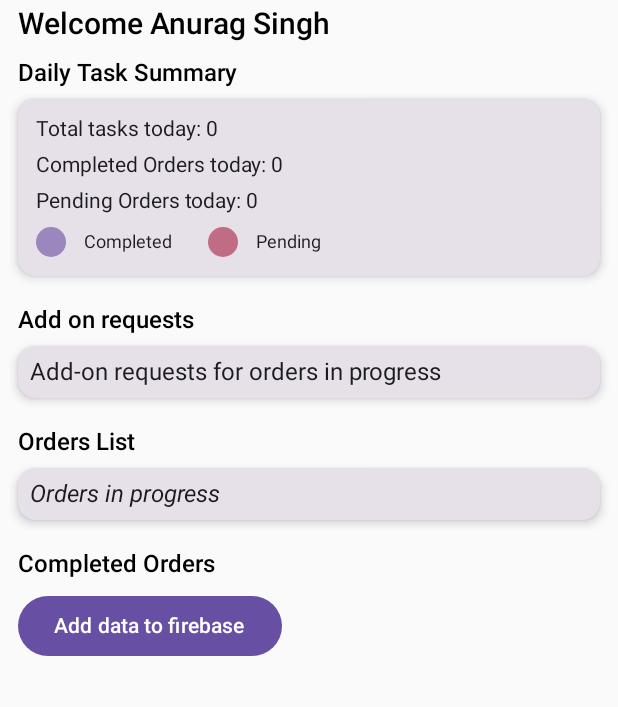
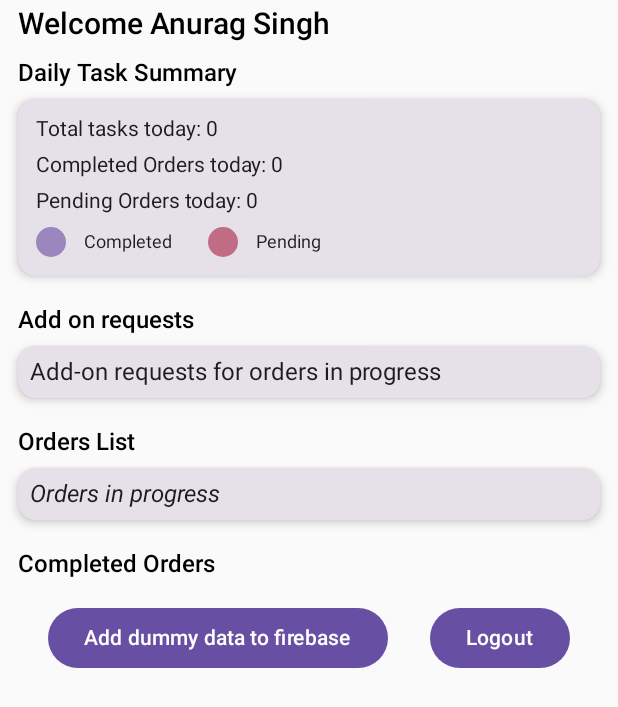
Before and after one commit to and-anurag/Cook_Application_Order_Management, an Android app built with Jetpack Compose: the DashboardScreen screen opened through its navigation route, on a phone screen of 412 x 824 dp. Shown: the top 707 px of the screen. Run offline under Robolectric (Android 15) with nearby library versions, the phone set to English and light mode, and no system bars; our stand-ins replace Firebase (no records; nobody signed in at launch, a user with empty details on screens opened directly).

Commit message:
added logout functionality

```diff
--- a/app/src/main/java/com/abitninja/cookapplication/CookApplication.kt
+++ b/app/src/main/java/com/abitninja/cookapplication/CookApplication.kt
@@ -51,7 +51,8 @@ fun CookApplication() {
         composable("dashboard") {
 
             DashboardScreen(
-                onTaskClicked = {}
+                onTaskClicked = {},
+                navController = navController
             )
 
         }
--- a/app/src/main/java/com/abitninja/cookapplication/ui/screens/dashboard/DashboardScreen.kt
+++ b/app/src/main/java/com/abitninja/cookapplication/ui/screens/dashboard/DashboardScreen.kt
@@ -14,12 +14,10 @@ import androidx.compose.foundation.layout.width
 import androidx.compose.foundation.layout.wrapContentHeight
 import androidx.compose.foundation.lazy.LazyColumn
 import androidx.compose.foundation.lazy.LazyRow
-import androidx.compose.foundation.lazy.items
 import androidx.compose.foundation.shape.RoundedCornerShape
 import androidx.compose.material3.Button
 import androidx.compose.material3.Card
 import androidx.compose.material3.CardDefaults
-import androidx.compose.material3.CircularProgressIndicator
 import androidx.compose.material3.LinearProgressIndicator
 import androidx.compose.material3.Text
 import androidx.compose.runtime.Composable
@@ -36,15 +34,19 @@ import androidx.compose.ui.text.font.FontStyle
 import androidx.compose.ui.text.font.FontWeight
 import androidx.compose.ui.unit.dp
 import androidx.compose.ui.unit.sp
+import androidx.navigation.NavController
 import com.abitninja.cookapplication.data.model.Task
 import com.abitninja.cookapplication.data.repository.TaskRepository
 import com.abitninja.cookapplication.ui.components.TaskItem
+import com.google.firebase.auth.FirebaseAuth
 import kotlinx.coroutines.launch
+
 
 @Composable
 fun DashboardScreen(
     onTaskClicked: (Task) -> Unit,
-    modifier: Modifier = Modifier.statusBarsPadding()
+    modifier: Modifier = Modifier.statusBarsPadding(),
+    navController: NavController
 ) {
 
     val viewModel: DashboardViewModel = remember { DashboardViewModel(TaskRepository()) }
@@ -57,7 +59,9 @@ fun DashboardScreen(
     val scope = rememberCoroutineScope()
 
     Column(
-        modifier = modifier.padding(4.dp)
+        modifier = modifier.padding(4.dp),
+        horizontalAlignment = Alignment.CenterHorizontally,
+        verticalArrangement = Arrangement.Center
     ) {
 
         when {
@@ -137,6 +141,15 @@ fun DashboardScreen(
 
 
                     item {
+
+                        Row(
+                            modifier = Modifier
+                                .fillMaxWidth()
+                                .padding(8.dp),
+                            horizontalArrangement = Arrangement.SpaceEvenly,
+                            verticalAlignment = Alignment.CenterVertically
+                        ) {
+
                             Button(
                                 modifier = Modifier.padding(8.dp),
                                 onClick = {
@@ -234,9 +247,31 @@ fun DashboardScreen(
                                 }
                             ) {
 
-                            Text(text = "Add data to firebase")
+                                Text(text = "Add dummy data to firebase")
 
                             }
+
+                            Button(
+                                modifier = Modifier.padding(8.dp),
+                                onClick = {
+                                    FirebaseAuth.getInstance().signOut()
+                                    navController.navigate("login") {
+                                        popUpTo("dashboard") { inclusive = true }
+                                    }
+
+                                }
+                            ) {
+
+                                Text(text = "Logout")
+
+                            }
+
+
+                        }
+
+                        Spacer(modifier = Modifier.height(12.dp))
+
+
                     }
 
                 }
```
Also changed, not shown: app/src/main/java/com/abitninja/cookapplication/screenshots/dashboard_screenshot.png (added), app/src/main/java/com/abitninja/cookapplication/screenshots/login_screenshot.png (added), app/src/main/java/com/abitninja/cookapplication/screenshots/show_details_screenshot.png (added). Lines whose indentation alone changed are shown as unchanged.
